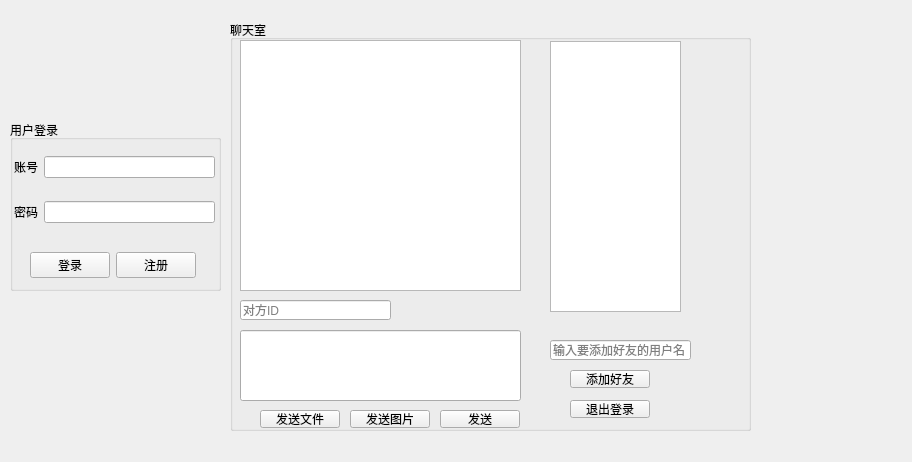
The window that ImClient/mainwindow.ui (adom1528/graduation) describes before a commit, drawn with Qt 5.
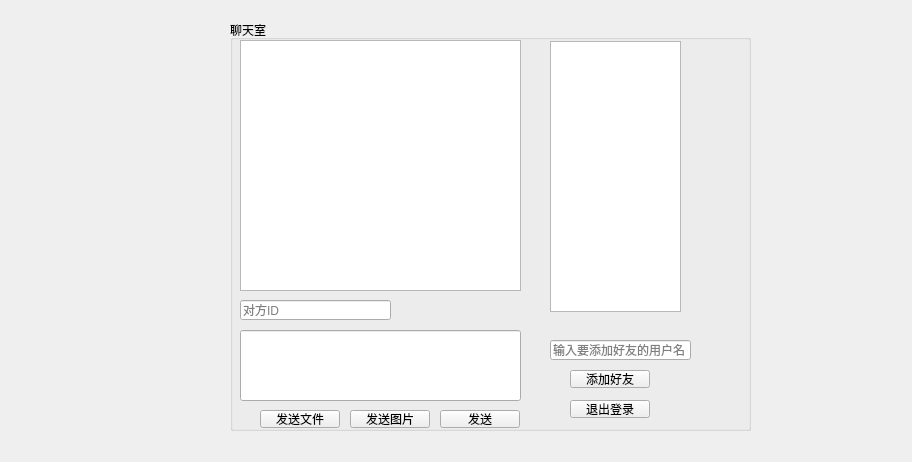
The same window after the commit.

Commit message:
refactor & feat: 重构前端界面生命周期，封装网络基建，并打通注册登录闭环
【1. 底层网络基建】
- 新增 `HttpManager` 单例网络工具类，彻底告别裸写 HTTP。
- 实现全局 Token 自动拦截与注入，利用 C++11 Lambda 表达式极大地简化了异步网络回调逻辑。
- 统一前端网络请求出口，所有请求路由至 API 网关 (Port: 9000)。

【2. UI 架构解耦与重构】
- 剥离原有臃肿的单窗口逻辑，采用“独立弹窗流”重构界面。
- 新增 `LoginWindow` (QDialog)，接管程序启动生命周期，登录成功后移交主界面。

【3. 注册功能闭环】
- 新增 `RegisterWindow` 专属注册窗口。
- 实现纯前端的安全防线（判空校验、密码与确认密码一致性校验）。
- 实现跨窗口通信：通过自定义信号 `registerSuccess`，在注册成功后自动关闭弹窗，并将账号丝滑回填至登录界面并聚焦密码框。
【4. 好友功能失效】
- 后端鉴权服务和好友服务剥离后未重构重构前端数据请求逻辑，待修复。

```diff
--- a/ImClient/mainwindow.ui
+++ b/ImClient/mainwindow.ui
@@ -14,81 +14,6 @@
    <string>MainWindow</string>
   </property>
   <widget class="QWidget" name="centralwidget">
-   <widget class="QGroupBox" name="boxLogin">
-    <property name="geometry">
-     <rect>
-      <x>10</x>
-      <y>120</y>
-      <width>211</width>
-      <height>171</height>
-     </rect>
-    </property>
-    <property name="title">
-     <string>用户登录</string>
-    </property>
-    <widget class="QWidget" name="layoutWidget">
-     <property name="geometry">
-      <rect>
-       <x>4</x>
-       <y>19</y>
-       <width>201</width>
-       <height>101</height>
-      </rect>
-     </property>
-     <layout class="QGridLayout" name="gridLayout">
-      <item row="1" column="0">
-       <widget class="QLabel" name="label_2">
-        <property name="text">
-         <string>密码</string>
-        </property>
-       </widget>
-      </item>
-      <item row="0" column="0">
-       <widget class="QLabel" name="username">
-        <property name="text">
-         <string>账号</string>
-        </property>
-       </widget>
-      </item>
-      <item row="0" column="1">
-       <widget class="QLineEdit" name="editUsername"/>
-      </item>
-      <item row="1" column="1">
-       <widget class="QLineEdit" name="editPassword">
-        <property name="echoMode">
-         <enum>QLineEdit::EchoMode::Password</enum>
-        </property>
-       </widget>
-      </item>
-     </layout>
-    </widget>
-    <widget class="QWidget" name="horizontalLayoutWidget">
-     <property name="geometry">
-      <rect>
-       <x>20</x>
-       <y>130</y>
-       <width>166</width>
-       <height>31</height>
-      </rect>
-     </property>
-     <layout class="QHBoxLayout" name="horizontalLayout">
-      <item>
-       <widget class="QPushButton" name="btnLogin">
-        <property name="text">
-         <string>登录</string>
-        </property>
-       </widget>
-      </item>
-      <item>
-       <widget class="QPushButton" name="btnRegister">
-        <property name="text">
-         <string>注册</string>
-        </property>
-       </widget>
-      </item>
-     </layout>
-    </widget>
-   </widget>
    <widget class="QGroupBox" name="boxChat">
     <property name="geometry">
      <rect>
```
The commit also changes 12 other files.
